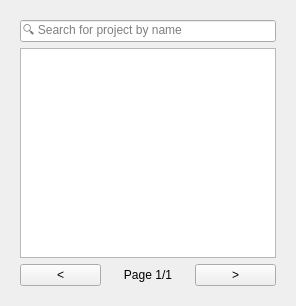
Before: the Qt Designer form rana_qgis_plugin/widgets/ui/rana.ui in nens/rana-qgis-plugin, drawn with Qt 5.
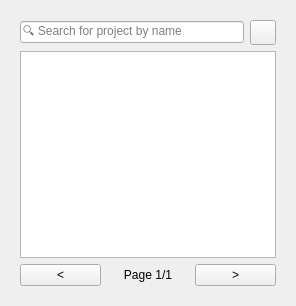
After: the same form once the commit is applied. Icons and pictures are not drawn.

Commit message: refresh projects

Patch:
```diff
--- a/rana_qgis_plugin/widgets/ui/rana.ui
+++ b/rana_qgis_plugin/widgets/ui/rana.ui
@@ -13,24 +13,7 @@
      </property>
      <widget class="QWidget" name="projects_widget">
       <layout class="QGridLayout" name="projects_layout">
-       <item row="0" column="0">
-        <widget class="QLineEdit" name="projects_search">
-         <property name="placeholderText">
-          <string>🔍 Search for project by name</string>
-         </property>
-        </widget>
-       </item>
-       <item row="1" column="0">
-        <widget class="QTreeView" name="projects_tv">
-         <property name="sizePolicy">
-          <sizepolicy hsizetype="Expanding" vsizetype="Expanding">
-           <horstretch>1</horstretch>
-           <verstretch>1</verstretch>
-          </sizepolicy>
-         </property>
-        </widget>
-       </item>
-       <item row="2" column="0">
+       <item row="3" column="0">
         <layout class="QHBoxLayout" name="pagination_layout">
          <item>
           <widget class="QPushButton" name="btn_previous">
@@ -70,6 +53,44 @@
          </item>
         </layout>
        </item>
+       <item row="2" column="0">
+        <widget class="QTreeView" name="projects_tv">
+         <property name="sizePolicy">
+          <sizepolicy hsizetype="Expanding" vsizetype="Expanding">
+           <horstretch>1</horstretch>
+           <verstretch>1</verstretch>
+          </sizepolicy>
+         </property>
+        </widget>
+       </item>
+       <item row="1" column="0">
+        <layout class="QHBoxLayout" name="horizontalLayout">
+         <item>
+          <widget class="QLineEdit" name="projects_search">
+           <property name="placeholderText">
+            <string>🔍 Search for project by name</string>
+           </property>
+          </widget>
+         </item>
+         <item>
+          <widget class="QToolButton" name="refresh_btn">
+           <property name="toolTip">
+            <string>Refresh</string>
+           </property>
+           <property name="icon">
+            <iconset>
+             <normaloff>../icons/refresh.svg</normaloff>../icons/refresh.svg</iconset>
+           </property>
+           <property name="iconSize">
+            <size>
+             <width>18</width>
+             <height>18</height>
+            </size>
+           </property>
+          </widget>
+         </item>
+        </layout>
+       </item>
       </layout>
      </widget>
      <widget class="QWidget" name="files_widget">
```
The commit also changes 3 other files.
